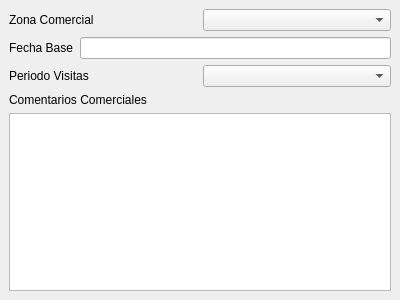
Above: bulmages/bulmafact/src/comercialbf/comercialclientebase.ui from eboladev/Bulmages-1 before the change. Below: the same form after it.
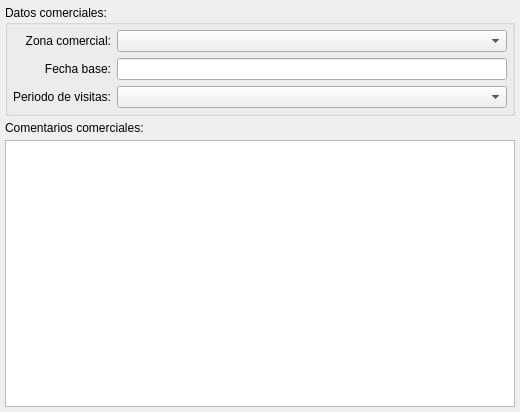
That is the form after the change. Custom widgets are drawn as their Qt base class.

The edit to the form file:
```diff
--- a/bulmages/bulmafact/src/comercialbf/comercialclientebase.ui
+++ b/bulmages/bulmafact/src/comercialbf/comercialclientebase.ui
@@ -8,8 +8,8 @@
    <rect>
     <x>0</x>
     <y>0</y>
-    <width>400</width>
-    <height>300</height>
+    <width>520</width>
+    <height>412</height>
    </rect>
   </property>
   <property name="windowTitle" >
@@ -17,70 +17,74 @@
   </property>
   <layout class="QVBoxLayout" >
    <property name="margin" >
-    <number>9</number>
+    <number>5</number>
    </property>
    <property name="spacing" >
-    <number>6</number>
+    <number>5</number>
    </property>
    <item>
+    <widget class="QGroupBox" name="groupBox" >
+     <property name="title" >
+      <string>Datos comerciales:</string>
+     </property>
     <layout class="QHBoxLayout" >
      <property name="margin" >
-      <number>0</number>
+       <number>5</number>
      </property>
      <property name="spacing" >
-      <number>6</number>
+       <number>5</number>
      </property>
      <item>
-      <widget class="QLabel" name="label_K4_2" >
-       <property name="text" >
-        <string>Zona Comercial</string>
-       </property>
-      </widget>
-     </item>
-     <item>
-      <widget class="BusquedaZonaComercial" name="mui_zonacomercial" />
-     </item>
-    </layout>
-   </item>
-   <item>
-    <layout class="QHBoxLayout" >
+       <layout class="QGridLayout" >
      <property name="margin" >
       <number>0</number>
      </property>
      <property name="spacing" >
       <number>6</number>
      </property>
-     <item>
-      <widget class="QLabel" name="label_K4_3" >
-       <property name="text" >
-        <string>Fecha Base</string>
-       </property>
-      </widget>
-     </item>
-     <item>
+        <item row="2" column="1" >
+         <widget class="BusquedaPeriodo" name="mui_periodocomercialcliente" />
+        </item>
+        <item row="1" column="1" >
       <widget class="BusquedaFecha" name="mui_fechabasecomercialcliente" />
      </item>
-    </layout>
-   </item>
-   <item>
-    <layout class="QHBoxLayout" >
-     <property name="margin" >
-      <number>0</number>
-     </property>
-     <property name="spacing" >
-      <number>6</number>
-     </property>
-     <item>
+        <item row="2" column="0" >
       <widget class="QLabel" name="label_K4_4" >
        <property name="text" >
-        <string>Periodo Visitas</string>
-       </property>
-      </widget>
-     </item>
-     <item>
-      <widget class="BusquedaPeriodo" name="mui_periodocomercialcliente" />
-     </item>
-    </layout>
+           <string>Periodo de visitas:</string>
+          </property>
+          <property name="alignment" >
+           <set>Qt::AlignRight|Qt::AlignTrailing|Qt::AlignVCenter</set>
+          </property>
+         </widget>
+        </item>
+        <item row="1" column="0" >
+         <widget class="QLabel" name="label_K4_3" >
+          <property name="text" >
+           <string>Fecha base:</string>
+          </property>
+          <property name="alignment" >
+           <set>Qt::AlignRight|Qt::AlignTrailing|Qt::AlignVCenter</set>
+          </property>
+         </widget>
+        </item>
+        <item row="0" column="1" >
+         <widget class="BusquedaZonaComercial" name="mui_zonacomercial" />
+        </item>
+        <item row="0" column="0" >
+         <widget class="QLabel" name="label_K4_2" >
+          <property name="text" >
+           <string>Zona comercial:</string>
+          </property>
+          <property name="alignment" >
+           <set>Qt::AlignRight|Qt::AlignTrailing|Qt::AlignVCenter</set>
+          </property>
+         </widget>
+        </item>
+       </layout>
+      </item>
+     </layout>
+    </widget>
    </item>
    <item>
     <layout class="QVBoxLayout" >
@@ -88,12 +92,12 @@
       <number>0</number>
      </property>
      <property name="spacing" >
-      <number>6</number>
+      <number>5</number>
      </property>
      <item>
       <widget class="QLabel" name="label_K4" >
        <property name="text" >
-        <string>Comentarios Comerciales</string>
+        <string>Comentarios comerciales:</string>
        </property>
       </widget>
      </item>
```
Lines whose indentation alone changed are shown as unchanged.
